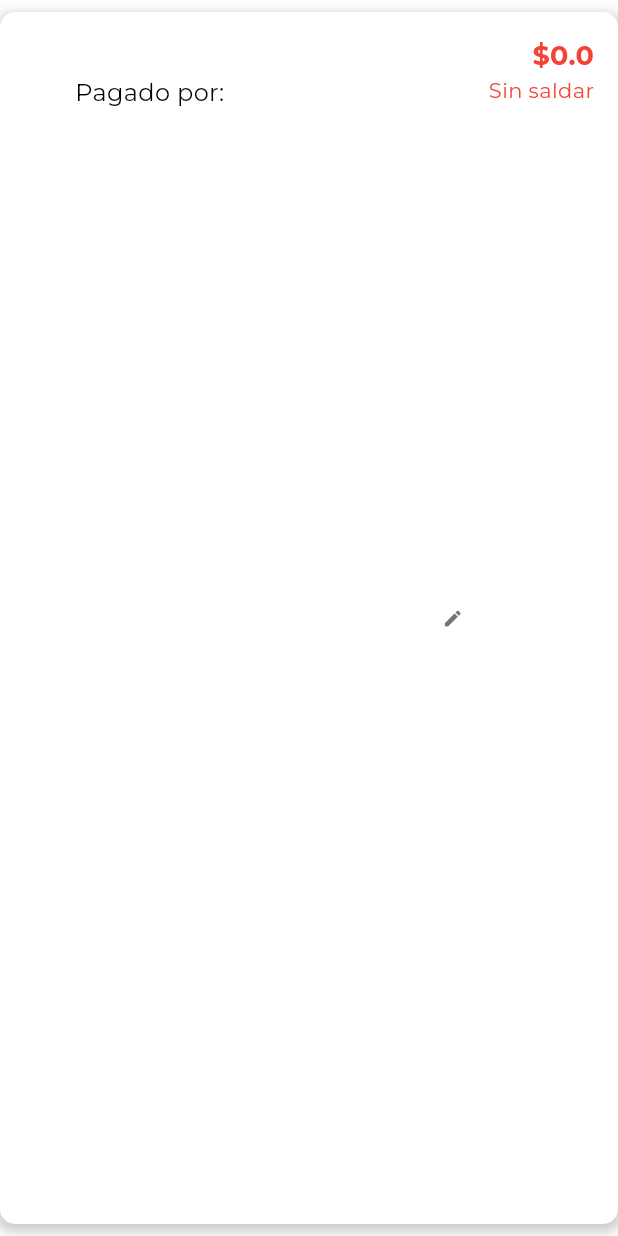
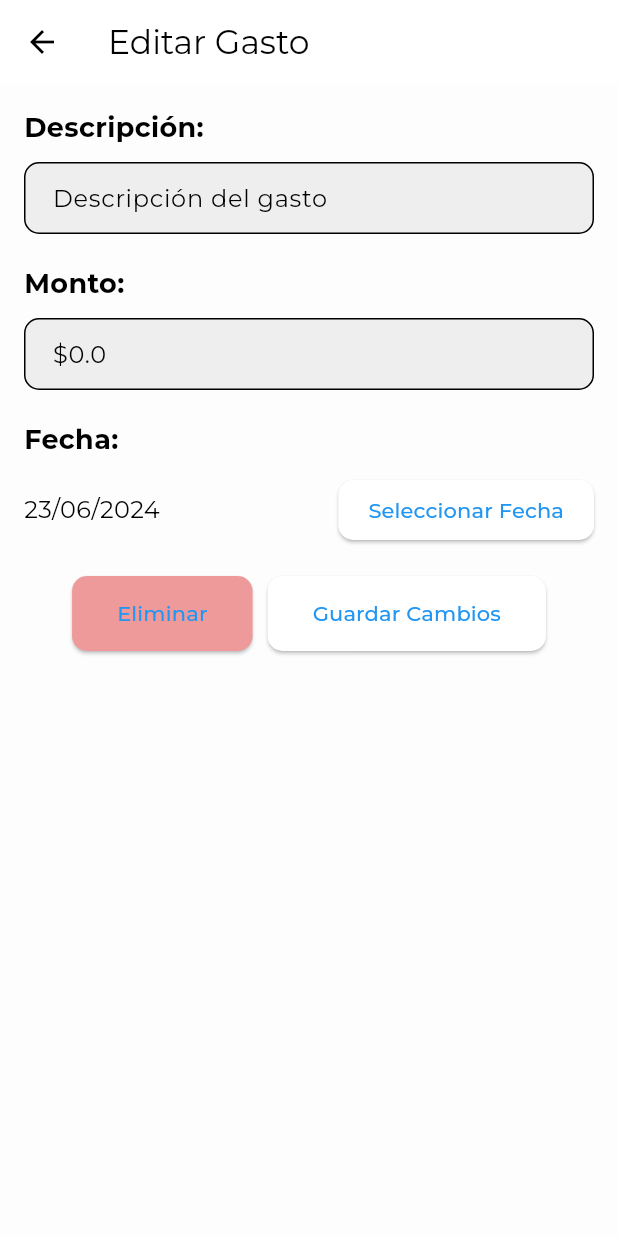
Before and after one commit to ijolodovsky/PayPals, a Flutter app: the ExpenseTile widget shown alone on an empty page, opened directly with empty values, after a tap on the "edit" icon, on a phone screen of 412 x 824 dp. Run offline on Flutter 3.47's test engine with Material 3 defaults, Android fonts, the phone set to English and light mode, and no system bars; our stand-ins replace cloud_firestore, firebase_auth, firebase_core, firebase_messaging, google_fonts, share; accounts and stored records are empty.

Commit message:
funcionan borrar y editar gastos pero no se refreshean

```diff
--- /dev/null
+++ b/lib/screens/edit_expense.dart
@@ -0,0 +1,211 @@
+import 'package:cloud_firestore/cloud_firestore.dart';
+import 'package:flutter/material.dart';
+import 'package:flutter_app_gastos/services/FirestoreService.dart';
+import 'package:flutter_app_gastos/services/addExpensePageLogic.dart';
+import 'package:intl/intl.dart';
+
+class EditExpenseScreen extends StatefulWidget {
+  final String groupId;
+  final Gasto expense;
+
+  EditExpenseScreen({required this.groupId, required this.expense});
+
+  @override
+  _EditExpenseScreenState createState() => _EditExpenseScreenState();
+}
+
+class _EditExpenseScreenState extends State<EditExpenseScreen> {
+  final _formKey = GlobalKey<FormState>();
+  late TextEditingController _descriptionController;
+  late TextEditingController _amountController;
+  late DateTime _selectedDate;
+  bool _isPaid = false;
+
+  @override
+  void initState() {
+    super.initState();
+    _descriptionController = TextEditingController(text: widget.expense.description);
+    _amountController = TextEditingController(text: widget.expense.amount.toString());
+    _selectedDate = widget.expense.date.toDate();
+    _isPaid = widget.expense.paid;
+  }
+
+  Future<void> _selectDate(BuildContext context) async {
+    final DateTime? picked = await showDatePicker(
+      context: context,
+      initialDate: _selectedDate,
+      firstDate: DateTime(2000),
+      lastDate: DateTime(2101),
+    );
+    if (picked != null && picked != _selectedDate)
+      setState(() {
+        _selectedDate = picked;
+      });
+  }
+
+  void _updateExpense() {
+    if (_formKey.currentState!.validate()) {
+      Gasto updatedExpense = Gasto(
+        id: widget.expense.id,
+        date: Timestamp.fromDate(_selectedDate),
+        description: _descriptionController.text,
+        amount: double.parse(_amountController.text),
+        paid: _isPaid,
+        payer: widget.expense.payer,
+        payerId: widget.expense.payerId,
+      );
+
+      FirestoreService().actualizarGasto(widget.groupId, widget.expense.id, updatedExpense).then((_) {
+        Navigator.pop(context, true);
+      }).catchError((error) {
+        ScaffoldMessenger.of(context).showSnackBar(
+          SnackBar(content: Text('Error al actualizar el gasto: $error')),
+        );
+      });
+    }
+  }
+
+  void _deleteExpense() {
+    FirestoreService().eliminarGasto(widget.groupId, widget.expense.id).then((_) {
+      Navigator.pop(context, true);
+    }).catchError((error) {
+      ScaffoldMessenger.of(context).showSnackBar(
+        SnackBar(content: Text('Error al eliminar el gasto: $error')),
+      );
+    });
+  }
+
+  @override
+  Widget build(BuildContext context) {
+    return Scaffold(
+      appBar: AppBar(
+        title: Text('Editar Gasto'),
+      ),
+      body: Padding(
+        padding: const EdgeInsets.all(16.0),
+        child: Form(
+          key: _formKey,
+          child: Column(
+            crossAxisAlignment: CrossAxisAlignment.start,
+            children: [
+              Text(
+                'Descripción:',
+                style: TextStyle(fontSize: 18, fontWeight: FontWeight.bold),
+              ),
+              SizedBox(height: 10),
+              TextFormField(
+                controller: _descriptionController,
+                decoration: InputDecoration(
+                  hintText: 'Descripción del gasto',
+                  border: OutlineInputBorder(
+                    borderRadius: BorderRadius.circular(10.0),
+                  ),
+                  filled: true,
+                  fillColor: Colors.grey[200],
+                  contentPadding: EdgeInsets.symmetric(horizontal: 15.0, vertical: 10.0),
+                ),
+                validator: (value) {
+                  if (value == null || value.isEmpty) {
+                    return 'Por favor ingresa una descripción';
+                  }
+                  return null;
+                },
+              ),
+              SizedBox(height: 20),
+              Text(
+                'Monto:',
+                style: TextStyle(fontSize: 18, fontWeight: FontWeight.bold),
+              ),
+              SizedBox(height: 10),
+              TextFormField(
+                controller: _amountController,
+                keyboardType: TextInputType.number,
+                decoration: InputDecoration(
+                  hintText: 'Monto',
+                  prefixText: '\$',
+                  border: OutlineInputBorder(
+                    borderRadius: BorderRadius.circular(10.0),
+                  ),
+                  filled: true,
+                  fillColor: Colors.grey[200],
+                  contentPadding: EdgeInsets.symmetric(horizontal: 15.0, vertical: 10.0),
+                ),
+                validator: (value) {
+                  if (value == null || value.isEmpty) {
+                    return 'Por favor ingresa un monto';
+                  }
+                  if (double.tryParse(value) == null) {
+                    return 'Por favor ingresa un número válido';
+                  }
+                  return null;
+                },
+              ),
+              SizedBox(height: 20),
+              Text(
+                'Fecha:',
+                style: TextStyle(fontSize: 18, fontWeight: FontWeight.bold),
+              ),
+              SizedBox(height: 10),
+              Row(
+                children: [
+                  Expanded(
+                    child: Text(
+                      DateFormat('dd/MM/yyyy').format(_selectedDate),
+                      style: TextStyle(fontSize: 16),
+                    ),
+                  ),
+                  SizedBox(width: 10),
+                  ElevatedButton(
+                    onPressed: () => _selectDate(context),
+                    child: Text('Seleccionar Fecha'),
+                    style: ElevatedButton.styleFrom(
+                      padding: EdgeInsets.symmetric(horizontal: 20.0, vertical: 10.0),
+                      shape: RoundedRectangleBorder(
+                        borderRadius: BorderRadius.circular(10.0),
+                      ),
+                    ),
+                  ),
+                ],
+              ),
+              SizedBox(height: 20),
+              Row(
+                mainAxisAlignment: MainAxisAlignment.center,
+                children: [
+                  ElevatedButton(
+                    onPressed: _deleteExpense,
+                    style: ElevatedButton.styleFrom(
+                      backgroundColor: Colors.red[200],
+                      padding: EdgeInsets.symmetric(horizontal: 30.0, vertical: 15.0),
+                      shape: RoundedRectangleBorder(
+                        borderRadius: BorderRadius.circular(10.0),
+                      ),
+                    ),
+                    child: Text('Eliminar'),
+                  ),
+                  SizedBox(width: 10),
+                  ElevatedButton(
+                    onPressed: _updateExpense,
+                    style: ElevatedButton.styleFrom(
+                      padding: EdgeInsets.symmetric(horizontal: 30.0, vertical: 15.0),
+                      shape: RoundedRectangleBorder(
+                        borderRadius: BorderRadius.circular(10.0),
+                      ),
+                    ),
+                    child: Text('Guardar Cambios'),
+                  ),
+                ],
+              ),
+            ],
+          ),
+        ),
+      ),
+    );
+  }
+
+  @override
+  void dispose() {
+    _descriptionController.dispose();
+    _amountController.dispose();
+    super.dispose();
+  }
+}
--- a/lib/screens/group.dart
+++ b/lib/screens/group.dart
@@ -2,6 +2,7 @@ import 'package:flutter/material.dart';
 import 'package:flutter/services.dart';
 import 'package:flutter_app_gastos/screens/add_expense.dart';
 import 'package:flutter_app_gastos/screens/ajuste_cuentas.dart';
+import 'package:flutter_app_gastos/screens/edit_expense.dart';
 import 'package:flutter_app_gastos/services/addExpensePageLogic.dart';
 import 'package:cloud_firestore/cloud_firestore.dart';
 import 'package:flutter_app_gastos/services/firestoreService.dart';
@@ -265,6 +266,9 @@ class _GroupScreenState extends State<GroupScreen> {
                                     children: expenses.map((expense) {
                                       DateTime date = expense.date.toDate();
                                       return ExpenseTile(
+                                        id: expense.id,
+                                        groupId: widget.groupId,
+                                        payerId: expense.payerId,
                                         month: obtenerNombreMesAbreviado(date),
                                         day: date.day.toString(),
                                         title: expense.description,
@@ -359,20 +363,26 @@ class DebtTile extends StatelessWidget {
 }
 
 class ExpenseTile extends StatelessWidget {
+  final String id;
   final String month;
   final String day;
   final String title;
   final String payer;
   final double amount;
   final bool paid;
+  final String payerId;
+  final String groupId;
 
   ExpenseTile({
+    required this.id,
     required this.month,
     required this.day,
     required this.title,
     required this.payer,
     required this.amount,
     required this.paid,
+    required this.payerId,
+    required this.groupId,
   });
 
   @override
@@ -448,7 +458,25 @@ class ExpenseTile extends StatelessWidget {
                     iconSize: MaterialStateProperty.all(14),
                   ),
                   onPressed: () {
-                    // funcionalidad de edición
+                    Navigator.push(
+                      context,
+                      MaterialPageRoute(
+                        builder: (context) => EditExpenseScreen(
+                          groupId: groupId,
+                          expense: Gasto(
+                            id: id,
+                            date: Timestamp.now(),
+                            description: title,
+                            amount: amount,
+                            paid: paid,
+                            payer: payer,
+                            payerId: payerId,
+                          ),
+                        ),
+                      ),
+                    ).then((_) {
+                      // Actualizar la lista de gastos
+                    });
                   },
               ),
           Column(
--- a/lib/services/addGroupPageLogic.dart
+++ b/lib/services/addGroupPageLogic.dart
@@ -13,7 +13,7 @@ Future<String> crearGrupoEnFirestore(String groupName, String description) async
     DocumentReference nuevoGrupoRef = await gruposCollection.add({
       'groupName': groupName,
       'description': description,
-      'expenses': <Gasto>[],
+      'expenses': <String>[],
       'members': <String>[obtenerIdUsuarioActual()],
     });
 
```
Also changed, not shown: lib/services/FirestoreService.dart (+29 -0 lines), lib/services/addExpensePageLogic.dart (+37 -18 lines).
